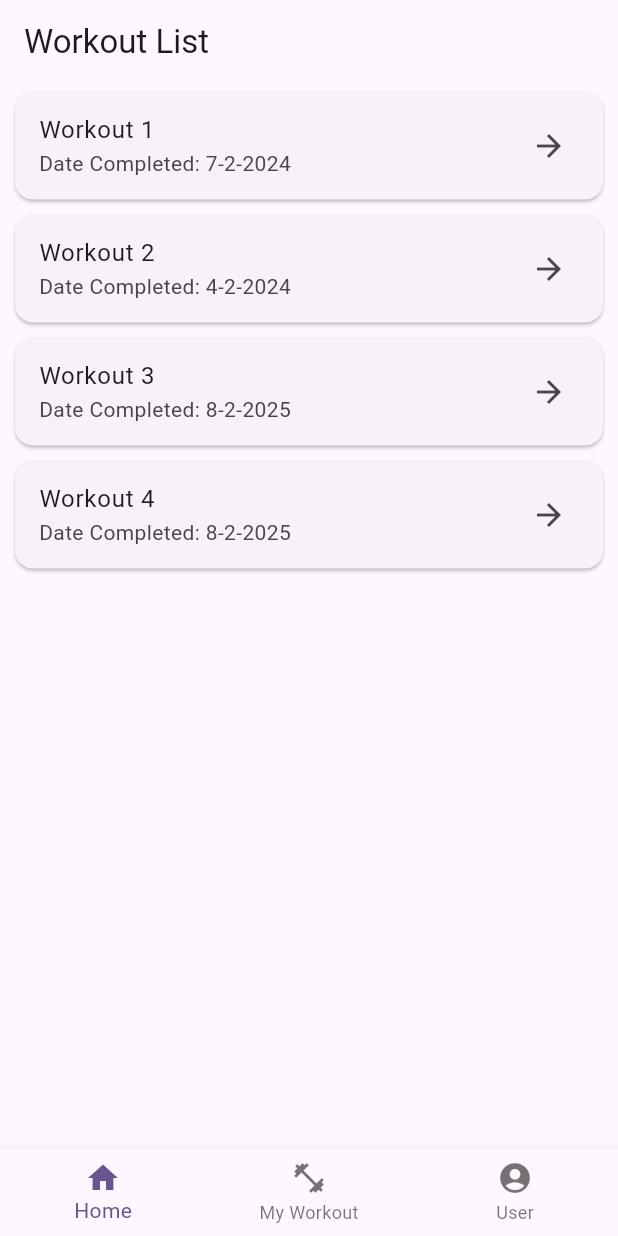
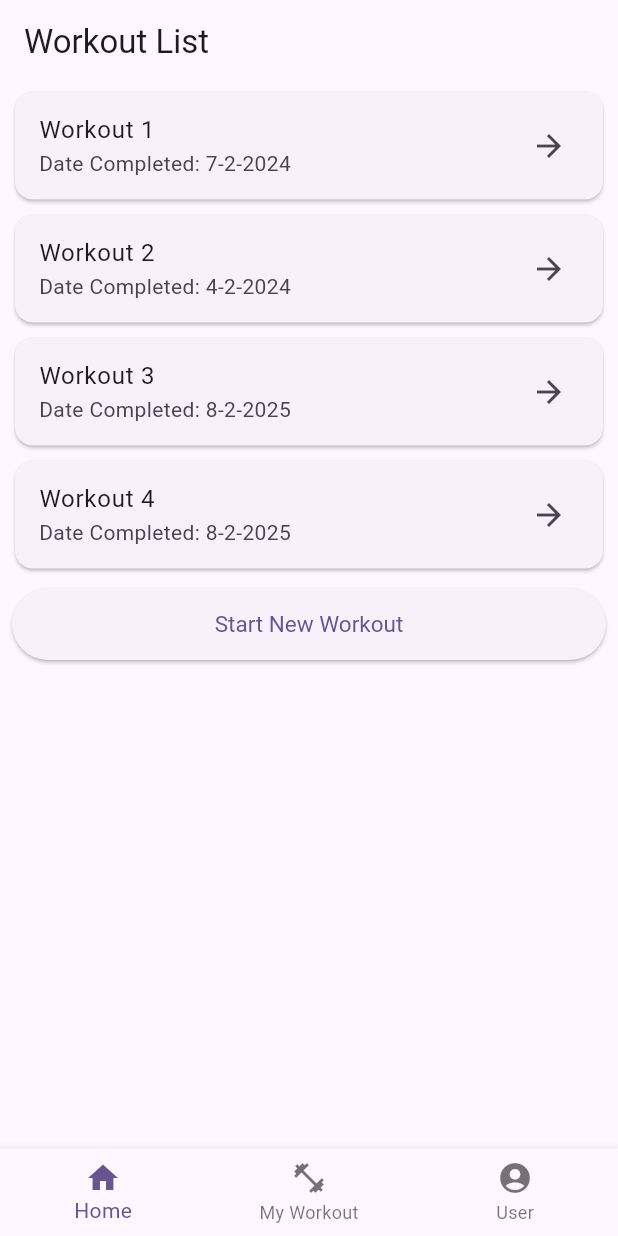
Before and after one commit to esousasilva/Eduardo-Mobile-App-CPSC-5250, a Flutter app: the screen it shows after launch, on a phone screen of 412 x 824 dp. Run offline on Flutter 3.47's test engine with Material 3 defaults, Android fonts, the phone set to English and light mode, and no system bars.

Commit message:
Added the elevated button for creating a new workout plan

```diff
--- a/lib/pages/workout_history_page.dart
+++ b/lib/pages/workout_history_page.dart
@@ -1,9 +1,8 @@
+import 'package:flutter/material.dart';
 import 'package:eduardo_personal_app/model/exercise_result.dart';
 import 'package:eduardo_personal_app/model/workout.dart';
 import 'package:eduardo_personal_app/pages/workout_details.dart';
 import 'package:eduardo_personal_app/model/sample_data.dart';
-import 'package:flutter/material.dart';
-
 
 class WorkoutHistoryPage extends StatelessWidget {
   const WorkoutHistoryPage({super.key});
@@ -12,9 +11,29 @@ class WorkoutHistoryPage extends StatelessWidget {
   Widget build(BuildContext context) {
     return Scaffold(
       appBar: AppBar(title: Text('Workout List')),
-      body: ListView.builder(
-        itemCount: sampleData.length,
-        itemBuilder: (context, index) => _WorkoutListItem(sampleData[index], sampleData[index].dateTimeWhenWasDone),
+      body: SingleChildScrollView(
+        child: Column(
+          crossAxisAlignment: CrossAxisAlignment.stretch,
+          children: [
+            ListView.builder(
+              shrinkWrap: true,
+              itemCount: sampleData.length,
+              itemBuilder: (context, index) => _WorkoutListItem(sampleData[index], sampleData[index].dateTimeWhenWasDone),
+            ),
+            SizedBox(height: 8),
+            Padding(
+              padding: EdgeInsets.symmetric(horizontal: 8.0),
+              child: ElevatedButton(
+                onPressed: () {},
+                style: ElevatedButton.styleFrom(
+                  padding: EdgeInsets.symmetric(vertical: 15),
+                  textStyle: TextStyle(fontSize: 15),
+                ),
+                child: Text('Start New Workout'),
+              ),
+            )
+          ],
+        ),
       ),
       bottomNavigationBar: BottomNavigationBar(
         items: const <BottomNavigationBarItem>[
@@ -35,6 +54,7 @@ class WorkoutHistoryPage extends StatelessWidget {
     );
   }
 }
+
 
 class _WorkoutListItem extends StatelessWidget {
   final Workout workout;
```
